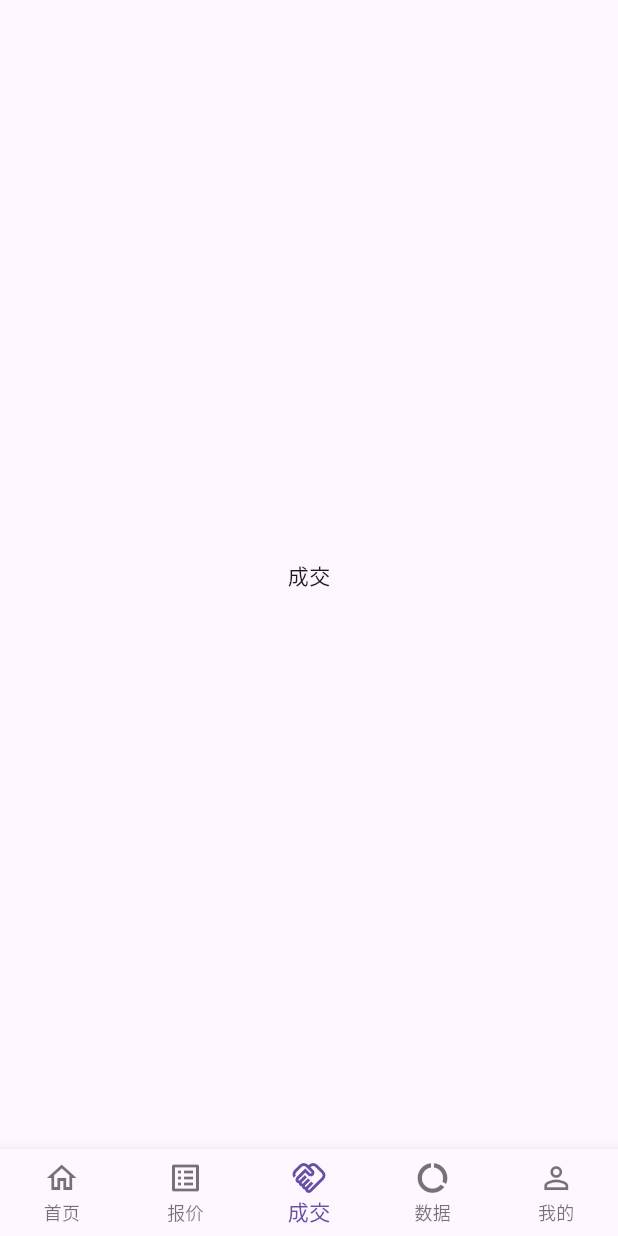
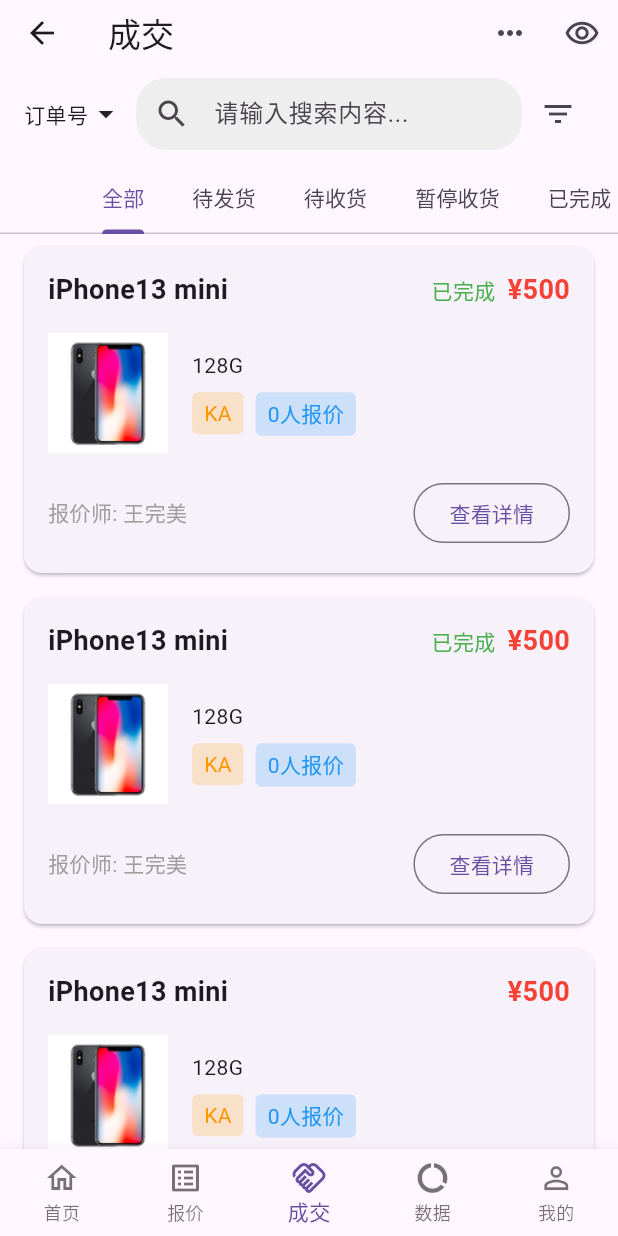
Before and after one commit to 2248157705/mall_flutter, a Flutter app: the screen it shows after launch, item 3 of the bottom bar chosen, on a phone screen of 412 x 824 dp. Run offline on Flutter 3.47's test engine with Material 3 defaults, Android fonts, the phone set to English and light mode, and no system bars.

Commit message:
成交列表

```diff
--- /dev/null
+++ b/lib/deals_page.dart
@@ -0,0 +1,189 @@
+
+import 'package:flutter/material.dart';
+
+class DealsPage extends StatefulWidget {
+  const DealsPage({super.key});
+
+  @override
+  State<DealsPage> createState() => _DealsPageState();
+}
+
+class _DealsPageState extends State<DealsPage> with SingleTickerProviderStateMixin {
+  late TabController _tabController;
+
+  @override
+  void initState() {
+    super.initState();
+    _tabController = TabController(length: 6, vsync: this);
+  }
+
+  @override
+  void dispose() {
+    _tabController.dispose();
+    super.dispose();
+  }
+
+  @override
+  Widget build(BuildContext context) {
+    return Scaffold(
+      appBar: AppBar(
+        title: const Text('成交'),
+        leading: IconButton(
+          icon: const Icon(Icons.arrow_back),
+          onPressed: () {
+            // Handle back button press
+          },
+        ),
+        actions: [
+          IconButton(onPressed: () {}, icon: const Icon(Icons.more_horiz)),
+          IconButton(onPressed: () {}, icon: const Icon(Icons.remove_red_eye_outlined)),
+        ],
+        bottom: PreferredSize(
+          preferredSize: const Size.fromHeight(100.0),
+          child: Column(
+            children: [
+              _buildSearchAndFilter(),
+              TabBar(
+                controller: _tabController,
+                isScrollable: true,
+                tabs: const [
+                  Tab(text: '全部'),
+                  Tab(text: '待发货'),
+                  Tab(text: '待收货'),
+                  Tab(text: '暂停收货'),
+                  Tab(text: '已完成'),
+                  Tab(text: '待验收'),
+                ],
+              ),
+            ],
+          ),
+        ),
+      ),
+      body: TabBarView(
+        controller: _tabController,
+        children: List.generate(6, (index) => _buildDealsList()),
+      ),
+    );
+  }
+
+  Widget _buildSearchAndFilter() {
+    return Padding(
+      padding: const EdgeInsets.symmetric(horizontal: 16.0, vertical: 8.0),
+      child: Row(
+        children: [
+          const Text('订单号'),
+          const Icon(Icons.arrow_drop_down),
+          const SizedBox(width: 8),
+          Expanded(
+            child: Container(
+              decoration: BoxDecoration(
+                color: Colors.grey[200],
+                borderRadius: BorderRadius.circular(20),
+              ),
+              child: const TextField(
+                decoration: InputDecoration(
+                  hintText: '请输入搜索内容...',
+                  prefixIcon: Icon(Icons.search),
+                  border: InputBorder.none,
+                  contentPadding: EdgeInsets.symmetric(vertical: 10),
+                ),
+              ),
+            ),
+          ),
+          IconButton(
+            icon: const Icon(Icons.filter_list),
+            onPressed: () {
+              // Handle filter button press
+            },
+          ),
+        ],
+      ),
+    );
+  }
+
+  Widget _buildDealsList() {
+    return ListView(
+      children: [
+        _buildDealItem('iPhone13 mini', '已完成', '¥500', '128G', 'KA', '0人报价', '王完美'),
+        _buildDealItem('iPhone13 mini', '已完成', '¥500', '128G', 'KA', '0人报价', '王完美'),
+        _buildDealItem('iPhone13 mini', null, '¥500', '128G', 'KA', '0人报价', null),
+      ],
+    );
+  }
+
+  Widget _buildDealItem(String title, String? status, String price, String storage, String type, String quote, String? quoter) {
+    return Card(
+      margin: const EdgeInsets.symmetric(horizontal: 16.0, vertical: 8.0),
+      child: Padding(
+        padding: const EdgeInsets.all(16.0),
+        child: Column(
+          children: [
+            Row(
+              mainAxisAlignment: MainAxisAlignment.spaceBetween,
+              children: [
+                Text(title, style: const TextStyle(fontSize: 18, fontWeight: FontWeight.bold)),
+                Row(
+                  children: [
+                    if (status != null)
+                      Text(status, style: const TextStyle(color: Colors.green)),
+                    const SizedBox(width: 8),
+                    Text(price, style: const TextStyle(color: Colors.red, fontSize: 18, fontWeight: FontWeight.bold)),
+                  ],
+                ),
+              ],
+            ),
+            const SizedBox(height: 16),
+            Row(
+              children: [
+                Image.asset('assets/images/customer/1.png', width: 80, height: 80),
+                const SizedBox(width: 16),
+                Expanded( // Wrap the column in Expanded
+                  child: Column(
+                    crossAxisAlignment: CrossAxisAlignment.start,
+                    children: [
+                      Text(storage),
+                      const SizedBox(height: 8),
+                      Wrap( // Use Wrap to prevent overflow of tags
+                        spacing: 8.0,
+                        runSpacing: 4.0,
+                        children: [
+                          Container(
+                            padding: const EdgeInsets.symmetric(horizontal: 8, vertical: 4),
+                            decoration: BoxDecoration(
+                              color: Colors.orange.withOpacity(0.2),
+                              borderRadius: BorderRadius.circular(4),
+                            ),
+                            child: Text(type, style: const TextStyle(color: Colors.orange)),
+                          ),
+                          Container(
+                            padding: const EdgeInsets.symmetric(horizontal: 8, vertical: 4),
+                            decoration: BoxDecoration(
+                              color: Colors.blue.withOpacity(0.2),
+                              borderRadius: BorderRadius.circular(4),
+                            ),
+                            child: Text(quote, style: const TextStyle(color: Colors.blue)),
+                          ),
+                        ],
+                      ),
+                    ],
+                  ),
+                ),
+              ],
+            ),
+            const SizedBox(height: 16),
+            Row(
+              mainAxisAlignment: MainAxisAlignment.spaceBetween,
+              children: [
+                if (quoter != null) Text('报价师: $quoter', style: const TextStyle(color: Colors.grey)),
+                OutlinedButton(
+                  onPressed: () {},
+                  child: const Text('查看详情'),
+                ),
+              ],
+            ),
+          ],
+        ),
+      ),
+    );
+  }
+}
--- a/lib/home_page.dart
+++ b/lib/home_page.dart
@@ -1,4 +1,5 @@
 import 'package:flutter/material.dart';
+import 'package:login_app/deals_page.dart';
 import 'package:login_app/detail_page.dart';
 import 'package:login_app/quotation_page.dart';
 import 'package:login_app/user_page.dart';
@@ -16,7 +17,7 @@ class _HomePageState extends State<HomePage> {
   static final List<Widget> _widgetOptions = <Widget>[
     const InquiryPage(),
     const Center(child: Text('报价')),
-    const Center(child: Text('成交')),
+    const DealsPage(),
     const Center(child: Text('数据')),
     const UserPage(),
   ];
```
